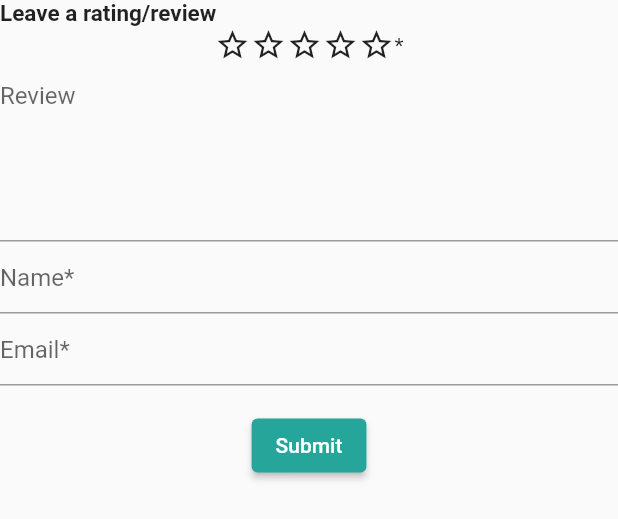
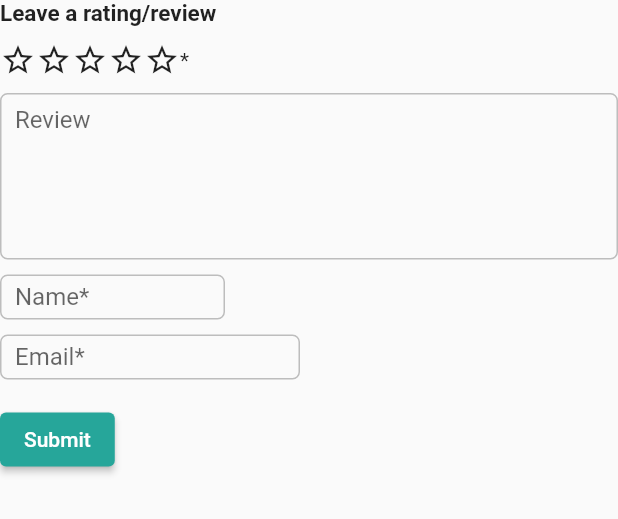
Before and after one commit to carolynwanf/meatless, a Flutter app: the ReviewForm widget shown alone on an empty page, opened directly, on a phone screen of 412 x 824 dp. Shown: the top 519 px of the screen. Run offline on Flutter 3.47's test engine with Material 2 defaults, Android fonts, the phone set to English and light mode, and no system bars; our stand-ins replace pie_chart; network calls fail.

Commit message:
forms look like forms!

```diff
--- a/sigh/lib/reviewForm.dart
+++ b/sigh/lib/reviewForm.dart
@@ -42,6 +42,7 @@ class _ReviewFormState extends State<ReviewForm> {
     return Form(
       key: _formKey,
       child: Column(
+        crossAxisAlignment: CrossAxisAlignment.start,
         children: [
           Container(
             child: Text(
@@ -50,7 +51,9 @@ class _ReviewFormState extends State<ReviewForm> {
             ),
             alignment: Alignment.bottomLeft,
           ),
-          FormField(
+          Padding(
+              padding: EdgeInsets.symmetric(vertical: 10),
+              child: FormField(
                 initialValue: numberOfStars,
                 builder: (FormFieldState<int> state) {
                   return Row(
@@ -120,11 +123,14 @@ class _ReviewFormState extends State<ReviewForm> {
                 onSaved: (value) {
                   review['rating'] = value;
                 },
-          ),
+              )),
           TextFormField(
               maxLines: 5,
               decoration: InputDecoration(
-                  border: UnderlineInputBorder(), hintText: 'Review'),
+                  contentPadding: EdgeInsets.only(bottom: 1, left: 10, top: 15),
+                  focusedBorder: AppStyles.focusedInputBorder,
+                  enabledBorder: AppStyles.enabledInputBorder,
+                  hintText: 'Review'),
               onSaved: (value) {
                 if (value == '') {
                   review['review'] = null;
@@ -132,18 +138,29 @@ class _ReviewFormState extends State<ReviewForm> {
                   review['review'] = value;
                 }
               }),
-          TextFormField(
+          Padding(
+              padding: EdgeInsets.symmetric(vertical: 10),
+              child: SizedBox(
+                  height: 30,
+                  width: 150,
+                  child: TextFormField(
                       validator: (value) {
                         if (value == null || value.isEmpty) {
                           return 'Please leave a name';
                         }
                       },
                       decoration: InputDecoration(
-                  border: UnderlineInputBorder(), hintText: 'Name*'),
+                          contentPadding: EdgeInsets.only(bottom: 1, left: 10),
+                          focusedBorder: AppStyles.focusedInputBorder,
+                          enabledBorder: AppStyles.enabledInputBorder,
+                          hintText: 'Name*'),
                       onSaved: (value) {
                         review['name'] = value;
-              }),
-          TextFormField(
+                      }))),
+          SizedBox(
+              height: 30,
+              width: 200,
+              child: TextFormField(
                   validator: (value) {
                     RegExp validate = RegExp(r"^[^\s@]+@[^\s@]+\.[^\s@]+$");
                     var isValid;
@@ -164,10 +181,13 @@ class _ReviewFormState extends State<ReviewForm> {
                     }
                   },
                   decoration: InputDecoration(
-                  border: UnderlineInputBorder(), hintText: 'Email*'),
+                      contentPadding: EdgeInsets.only(bottom: 1, left: 10),
+                      focusedBorder: AppStyles.focusedInputBorder,
+                      enabledBorder: AppStyles.enabledInputBorder,
+                      hintText: 'Email*'),
                   onSaved: (value) {
                     review['email'] = value;
-              }),
+                  })),
           Padding(
             padding: const EdgeInsets.symmetric(vertical: 16.0),
             child: ElevatedButton(
```
Also changed, not shown: sigh/lib/containsMeat.dart (+73 -53 lines). Lines whose indentation alone changed are shown as unchanged.
